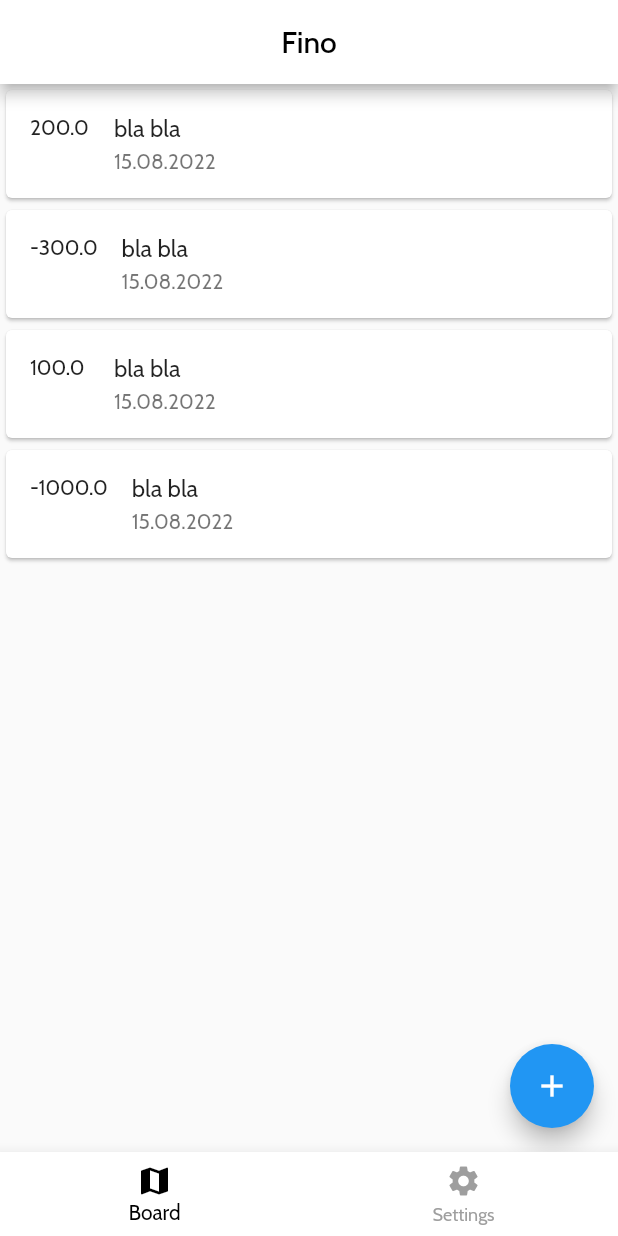
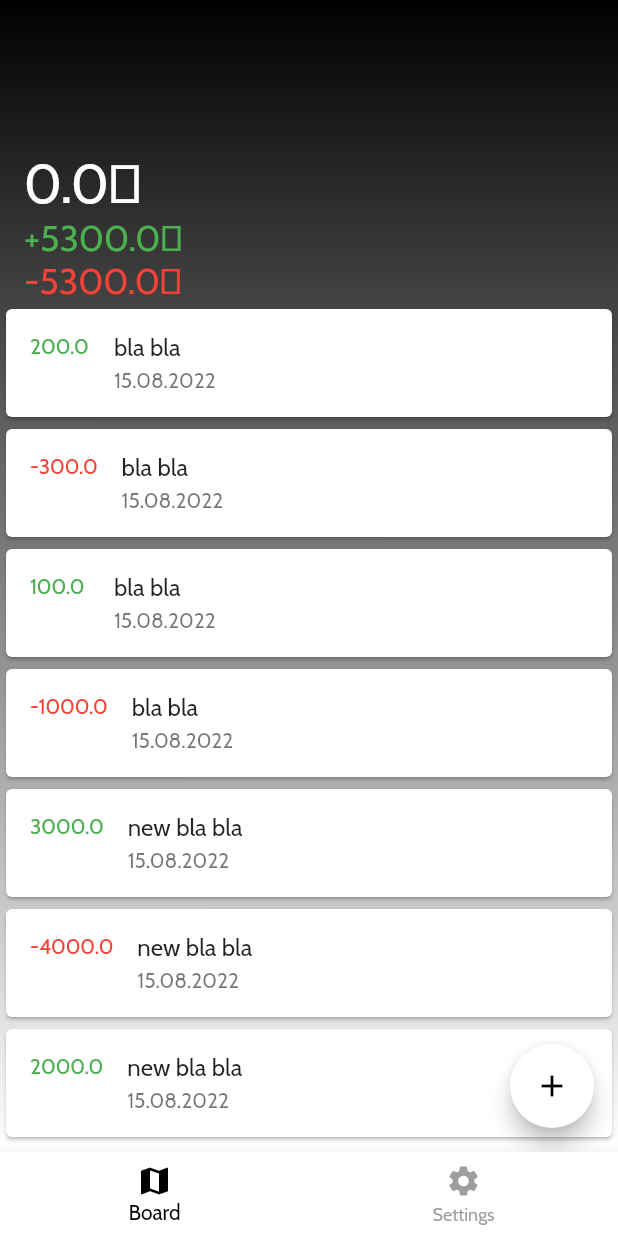
Before and after one commit to ShyrokyiOleksandr/fino_app_flutter, a Flutter app: the screen it shows after launch, on a phone screen of 412 x 824 dp. Run offline on Flutter 3.47's test engine with Material 2 defaults, Android fonts, the light colour scheme and no system bars; our stand-ins replace flutter_bloc, freezed_annotation, get_it, jiffy, shared_preferences; generated files the repository leaves out were written again.

Commit message:
FIN-XX: add background gradient depending on balance; add and calculate indicators; change status bar to white;

```diff
--- a/lib/data/repositories/transactions_repository_impl.dart
+++ b/lib/data/repositories/transactions_repository_impl.dart
@@ -10,6 +10,9 @@ class TransactionsRepositoryImpl extends TransactionsRepository {
     Transaction(id: '2', value: -300.0, date: DateTime.now(), comment: 'bla bla'),
     Transaction(id: '3', value: 100.0, date: DateTime.now(), comment: 'bla bla'),
     Transaction(id: '4', value: -1000.0, date: DateTime.now(), comment: 'bla bla'),
+    Transaction(id: '5', value: 3000.0, date: DateTime.now(), comment: 'new bla bla'),
+    Transaction(id: '5', value: -4000.0, date: DateTime.now(), comment: 'new bla bla'),
+    Transaction(id: '5', value: 2000.0, date: DateTime.now(), comment: 'new bla bla'),
   ];
 
   TransactionsRepositoryImpl({
--- a/lib/main.dart
+++ b/lib/main.dart
@@ -2,11 +2,16 @@ import 'package:fino/presentation/app/fino_app.dart';
 import 'package:fino/service_locator/app_service_locator.dart';
 import 'package:flutter/material.dart';
 
+// TODO: Add filter for incomes/costs
+// TODO: Add filter for date ranges
+// TODO: Add bottom sheet for transactions
+// TODO: Add custom app bar
 // TODO: ... ADD WHAT ELSE
 // TODO: !Finish: Release to PlayMarket
 
 void main() async {
   WidgetsFlutterBinding.ensureInitialized();
   await AppServiceLocator.setup();
+
   runApp(const FinoApp());
 }
--- a/lib/presentation/common/resources/colors/app_colors.dart
+++ b/lib/presentation/common/resources/colors/app_colors.dart
@@ -8,4 +8,5 @@ class AppColors {
   static const inactive = Colors.grey;
   static const red = Colors.red;
   static const black = Colors.black;
+  static const green = Colors.green;
 }
--- a/lib/presentation/features/home/home_cubit.dart
+++ b/lib/presentation/features/home/home_cubit.dart
@@ -16,7 +16,20 @@ class HomeCubit extends Cubit<HomeState> {
     emit(state.copyWith(isLoading: true, loadingException: null));
     try {
       final transactions = await _getTransactionsUseCase.execute();
-      emit(state.copyWith(isLoading: false, transactions: transactions));
+      final balance = transactions.fold<double>(0, (previous, current) => previous + current.value);
+      final totalIncome = transactions
+          .where((element) => element.value >= 0)
+          .fold<double>(0, (previous, current) => previous + current.value);
+      final totalCost = transactions
+          .where((element) => element.value < 0)
+          .fold<double>(0, (previous, current) => previous + current.value);
+      emit(state.copyWith(
+        isLoading: false,
+        transactions: transactions,
+        balance: balance,
+        totalIncome: totalIncome,
+        totalCost: totalCost,
+      ));
     } on Exception catch (exception) {
       emit(state.copyWith(isLoading: false, loadingException: exception));
     }
--- a/lib/presentation/features/home/home_screen.dart
+++ b/lib/presentation/features/home/home_screen.dart
@@ -1,9 +1,11 @@
+import 'package:fino/presentation/common/resources/colors/app_colors.dart';
 import 'package:fino/presentation/common/ui/app_try_again_error.dart';
 import 'package:fino/presentation/common/ui/loading/app_loading_overlay.dart';
 import 'package:fino/presentation/features/home/home_cubit.dart';
 import 'package:fino/presentation/features/home/home_state.dart';
 import 'package:fino/service_locator/app_service_locator.dart';
 import 'package:flutter/material.dart';
+import 'package:flutter/services.dart';
 import 'package:flutter_bloc/flutter_bloc.dart';
 import 'package:jiffy/jiffy.dart';
 
@@ -19,24 +21,73 @@ class _HomeScreenState extends State<HomeScreen> {
 
   @override
   Widget build(BuildContext context) {
+    SystemChrome.setSystemUIOverlayStyle(const SystemUiOverlayStyle(
+      statusBarColor: Colors.white,
+      statusBarBrightness: Brightness.dark,
+    ));
     return BlocBuilder<HomeCubit, HomeState>(
       bloc: _screenBloc,
       builder: (context, state) {
         return Scaffold(
-          body: Stack(
+          body: DecoratedBox(
+            decoration: BoxDecoration(
+              gradient: LinearGradient(
+                begin: Alignment.topCenter,
+                end: Alignment.bottomCenter,
+                colors: [
+                  AppColors.black,
+                  if (state.balance > 0) ...{AppColors.green},
+                  if (state.balance == 0) ...{AppColors.background},
+                  if (state.balance < 0) ...{AppColors.red},
+                ],
+              ),
+            ),
+            child: Stack(
               children: [
-              ListView(
+                Column(
+                  crossAxisAlignment: CrossAxisAlignment.start,
+                  children: [
+                    const SizedBox(height: 100),
+                    Padding(
+                      padding: const EdgeInsets.symmetric(horizontal: 16),
+                      child: Column(
+                        crossAxisAlignment: CrossAxisAlignment.start,
+                        children: [
+                          Text(
+                            "${state.balance.toString()}₴",
+                            style: const TextStyle(color: AppColors.background, fontSize: 36),
+                          ),
+                          Text(
+                            "+${state.totalIncome.toString()}₴",
+                            style: const TextStyle(color: AppColors.green, fontSize: 24),
+                          ),
+                          Text(
+                            "${state.totalCost.toString()}₴",
+                            style: const TextStyle(color: AppColors.red, fontSize: 24),
+                          ),
+                        ],
+                      ),
+                    ),
+                    Expanded(
+                      child: ListView(
+                        shrinkWrap: true,
                         children: state.transactions
                             .map(
                               (e) => Card(
                                 child: ListTile(
-                          leading: Text(e.value.toString()),
+                                  leading: Text(
+                                    e.value.toString(),
+                                    style: TextStyle(color: e.value < 0 ? AppColors.red : AppColors.green),
+                                  ),
                                   title: Text(e.comment),
                                   subtitle: Text(Jiffy(e.date).format('dd.MM.yyy')),
                                 ),
                               ),
                             )
                             .toList(),
+                      ),
+                    ),
+                  ],
                 ),
                 if (state.isLoading) ...{
                   const AppLoadingOverlay(),
@@ -48,9 +99,12 @@ class _HomeScreenState extends State<HomeScreen> {
                 },
               ],
             ),
+          ),
           floatingActionButton: FloatingActionButton(
             onPressed: () {},
             tooltip: 'Increment',
+            backgroundColor: AppColors.background,
+            foregroundColor: AppColors.foreground,
             child: const Icon(Icons.add),
           ),
         );
--- a/lib/presentation/features/home/home_state.dart
+++ b/lib/presentation/features/home/home_state.dart
@@ -8,6 +8,9 @@ class HomeState with _$HomeState {
   const HomeState._();
 
   const factory HomeState({
+    required final double balance,
+    required final double totalIncome,
+    required final double totalCost,
     required final List<Transaction> transactions,
     required final bool isLoading,
     required final Exception? loadingException,
@@ -15,6 +18,9 @@ class HomeState with _$HomeState {
 
   factory HomeState.initial() {
     return const HomeState(
+      balance: 0.0,
+      totalIncome: 0.0,
+      totalCost: 0.0,
       transactions: [],
       isLoading: false,
       loadingException: null,
--- a/lib/presentation/features/main/main_screen.dart
+++ b/lib/presentation/features/main/main_screen.dart
@@ -23,12 +23,6 @@ class _MainScreenState extends State<MainScreen> with SingleTickerProviderStateM
   @override
   Widget build(BuildContext context) {
     return Scaffold(
-      appBar: AppBar(
-        title: const Text("Fino"),
-        backgroundColor: AppColors.background,
-        foregroundColor: AppColors.foreground,
-        centerTitle: true,
-      ),
       body: TabBarView(
         physics: const NeverScrollableScrollPhysics(),
         controller: _tabController,
```
Also changed, not shown: lib/presentation/features/home/home_state.freezed.dart, pubspec.lock. Lines whose indentation alone changed are shown as unchanged.
